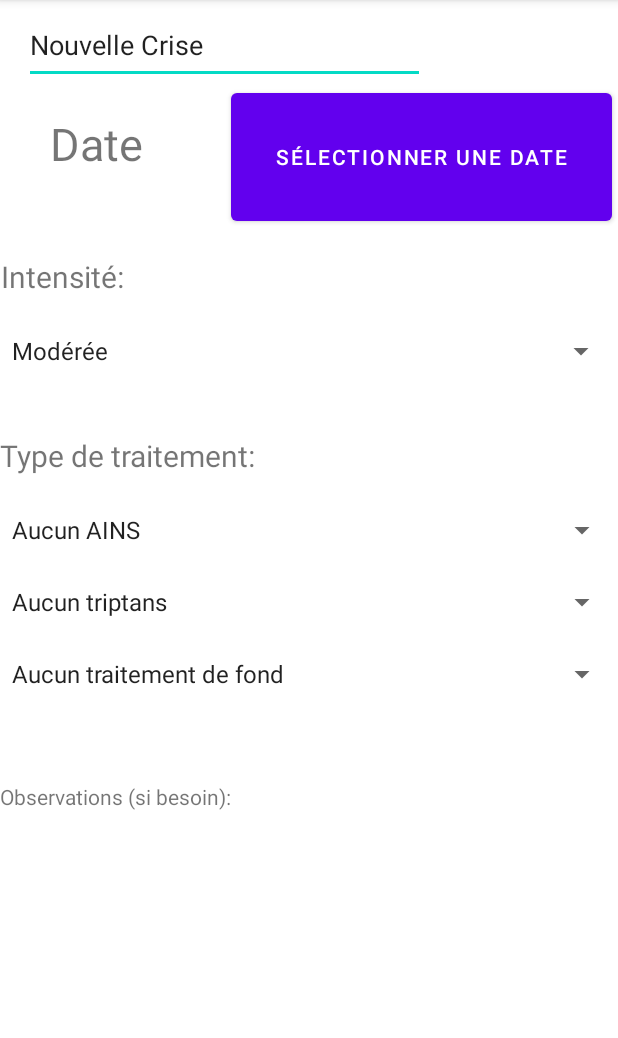
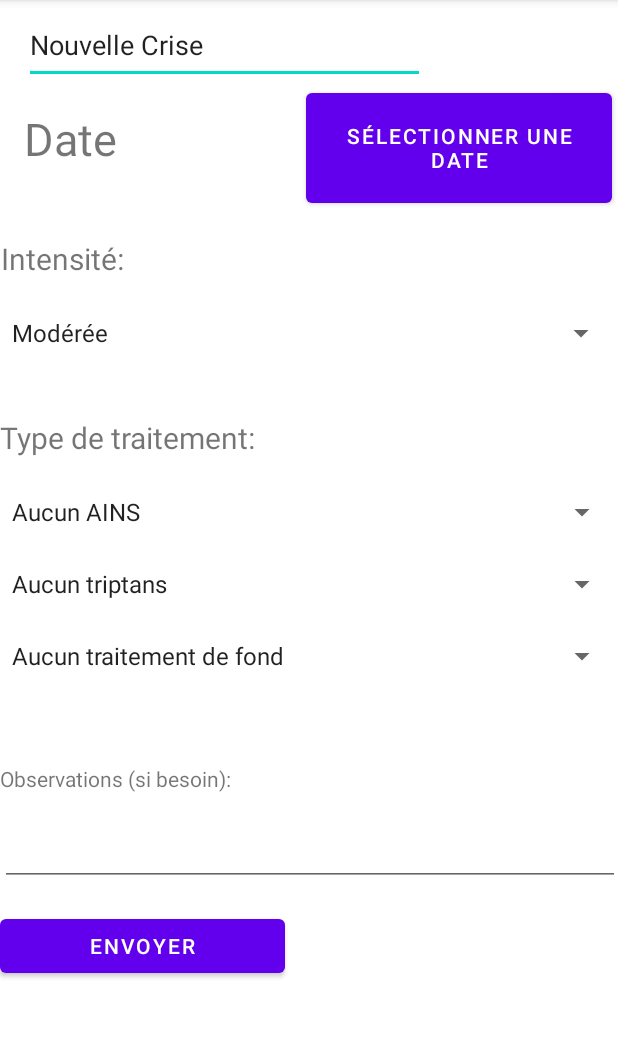
Before and after one commit to LucasVeliaBts/MigraineApp, an Android app: the screen it shows after launch (MainActivity), on a phone screen of 412 x 824 dp, the part 84-1122 px from its top. Run offline under Robolectric (Android 15) with nearby library versions, the phone set to English and light mode, and no system bars.

Commit message:
Page 1 propre

```diff
--- a/app/build.gradle
+++ b/app/build.gradle
@@ -29,6 +29,9 @@ android {
     kotlinOptions {
         jvmTarget = '1.8'
     }
+    buildFeatures {
+        viewBinding true
+    }
 }
 
 dependencies {
@@ -37,6 +40,8 @@ dependencies {
     implementation 'androidx.appcompat:appcompat:1.5.1'
     implementation 'com.google.android.material:material:1.6.1'
     implementation 'androidx.constraintlayout:constraintlayout:2.1.4'
+    implementation 'androidx.navigation:navigation-fragment-ktx:2.5.1'
+    implementation 'androidx.navigation:navigation-ui-ktx:2.5.1'
     testImplementation 'junit:junit:4.13.2'
     androidTestImplementation 'androidx.test.ext:junit:1.1.3'
     androidTestImplementation 'androidx.test.espresso:espresso-core:3.4.0'
--- a/app/src/main/AndroidManifest.xml
+++ b/app/src/main/AndroidManifest.xml
@@ -14,6 +14,11 @@
         android:theme="@style/Theme.MigraineApp"
         tools:targetApi="31">
         <activity
+            android:name=".Etape2"
+            android:exported="false"
+            android:label="@string/title_activity_etape2"
+            android:theme="@style/Theme.MigraineApp.NoActionBar" />
+        <activity
             android:name=".MainActivity"
             android:exported="true">
             <intent-filter>
--- a/app/src/main/res/layout/activity_main.xml
+++ b/app/src/main/res/layout/activity_main.xml
@@ -5,7 +5,6 @@
     android:layout_width="match_parent"
     android:layout_height="match_parent"
     tools:context=".MainActivity">
-
 
 
     <EditText
@@ -23,27 +22,27 @@
 
     <Button
         android:id="@+id/pickDateBtn"
-        android:layout_width="254dp"
-        android:layout_height="97dp"
+        android:layout_width="204dp"
+        android:layout_height="85dp"
         android:layout_marginTop="56dp"
         android:layout_marginEnd="4dp"
         android:text="sélectionner une date"
         app:layout_constraintEnd_toEndOf="parent"
         app:layout_constraintTop_toTopOf="parent" />
 
+
     <TextView
         android:id="@+id/dateTv"
         android:layout_width="wrap_content"
         android:layout_height="wrap_content"
         android:layout_marginStart="16dp"
-        android:layout_marginTop="19dp"
+        android:layout_marginTop="16dp"
         android:text="Date"
         android:textSize="30sp"
         app:layout_constraintEnd_toStartOf="@+id/pickDateBtn"
-        app:layout_constraintHorizontal_bias="0.225"
+        app:layout_constraintHorizontal_bias="0.0"
         app:layout_constraintStart_toStartOf="parent"
         app:layout_constraintTop_toBottomOf="@+id/new_crise" />
-
 
     <TextView
         android:id="@+id/txtView_intensities"
@@ -120,14 +119,26 @@
         app:layout_constraintStart_toStartOf="parent"
         app:layout_constraintTop_toBottomOf="@+id/spinner_traitement_de_fond" />
 
-    <TextView
-        android:id="@+id/observations"
-        android:layout_width="409dp"
-        android:layout_height="71dp"
-        android:layout_marginTop="20dp"
+    <EditText
+        android:id="@+id/editTextTextPersonName3"
+        android:layout_width="413dp"
+        android:layout_height="59dp"
+        android:ems="10"
+        android:inputType="textPersonName"
         app:layout_constraintEnd_toEndOf="parent"
+        app:layout_constraintHorizontal_bias="0.0"
         app:layout_constraintStart_toStartOf="parent"
-        app:layout_constraintTop_toTopOf="@+id/textView" />
+        app:layout_constraintTop_toBottomOf="@+id/textView"
+        tools:ignore="SpeakableTextPresentCheck" />
+
+    <Button
+        android:id="@+id/buttonEnvoyer"
+        android:layout_width="190dp"
+        android:layout_height="48dp"
+        android:layout_marginTop="16dp"
+        android:text="Envoyer"
+        app:layout_constraintStart_toStartOf="parent"
+        app:layout_constraintTop_toBottomOf="@+id/editTextTextPersonName3" />
 
 
 </androidx.constraintlayout.widget.ConstraintLayout>
--- /dev/null
+++ b/app/src/main/res/values-land/dimens.xml
@@ -0,0 +1,3 @@
+<resources>
+    <dimen name="fab_margin">48dp</dimen>
+</resources>
--- /dev/null
+++ b/app/src/main/res/values-w1240dp/dimens.xml
@@ -0,0 +1,3 @@
+<resources>
+    <dimen name="fab_margin">200dp</dimen>
+</resources>
--- /dev/null
+++ b/app/src/main/res/values-w600dp/dimens.xml
@@ -0,0 +1,3 @@
+<resources>
+    <dimen name="fab_margin">48dp</dimen>
+</resources>
--- /dev/null
+++ b/app/src/main/res/values/dimens.xml
@@ -0,0 +1,3 @@
+<resources>
+    <dimen name="fab_margin">16dp</dimen>
+</resources>
--- a/app/src/main/res/values/themes.xml
+++ b/app/src/main/res/values/themes.xml
@@ -13,4 +13,13 @@
         <item name="android:statusBarColor" tools:targetApi="l">?attr/colorPrimaryVariant</item>
         <!-- Customize your theme here. -->
     </style>
+
+    <style name="Theme.MigraineApp.NoActionBar">
+        <item name="windowActionBar">false</item>
+        <item name="windowNoTitle">true</item>
+    </style>
+
+    <style name="Theme.MigraineApp.AppBarOverlay" parent="ThemeOverlay.AppCompat.Dark.ActionBar" />
+
+    <style name="Theme.MigraineApp.PopupOverlay" parent="ThemeOverlay.AppCompat.Light" />
 </resources>
```
Also changed, not shown: app/src/main/java/com/example/migraineapp/Etape2.kt (added, +40 -0 lines), app/src/main/java/com/example/migraineapp/FirstFragment.kt (added, +44 -0 lines), app/src/main/java/com/example/migraineapp/MainActivity.kt (+45 -24 lines), app/src/main/java/com/example/migraineapp/SecondFragment.kt (added, +44 -0 lines), app/src/main/res/layout/activity_etape2.xml (added, +34 -0 lines), app/src/main/res/layout/content_etape2.xml (added, +19 -0 lines), app/src/main/res/layout/fragment_first.xml (added, +28 -0 lines), app/src/main/res/layout/fragment_second.xml (added, +27 -0 lines), app/src/main/res/navigation/nav_graph.xml (added, +28 -0 lines), app/src/main/res/values/strings.xml (+9 -0 lines), 1 other file.
